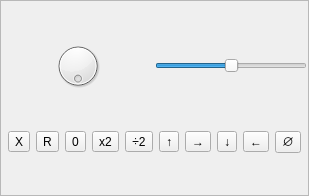
Before: the Qt Designer form mandelbulber2/qt/slider_popup.ui in buddhi1980/mandelbulber2, drawn with Qt 5.
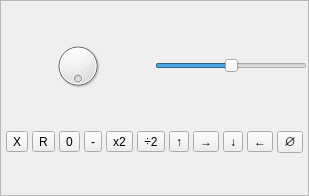
After: the same form once the commit is applied.

Commit message: Several improvements of popup sliders - added minux (invert) button - used minimumSizeHint - when value=0, then mouse wheel starts from 0.1

What changed in the file:
```diff
--- a/mandelbulber2/qt/slider_popup.ui
+++ b/mandelbulber2/qt/slider_popup.ui
@@ -130,6 +130,19 @@
        </property>
       </widget>
      </item>
+     <item>
+      <widget class="QToolButton" name="buMinus">
+       <property name="focusPolicy">
+        <enum>Qt::NoFocus</enum>
+       </property>
+       <property name="toolTip">
+        <string>Inversion of sign</string>
+       </property>
+       <property name="text">
+        <string>-</string>
+       </property>
+      </widget>
+     </item>
      <item>
       <widget class="QToolButton" name="buDouble">
        <property name="focusPolicy">
```
The commit also changes 7 other files.
